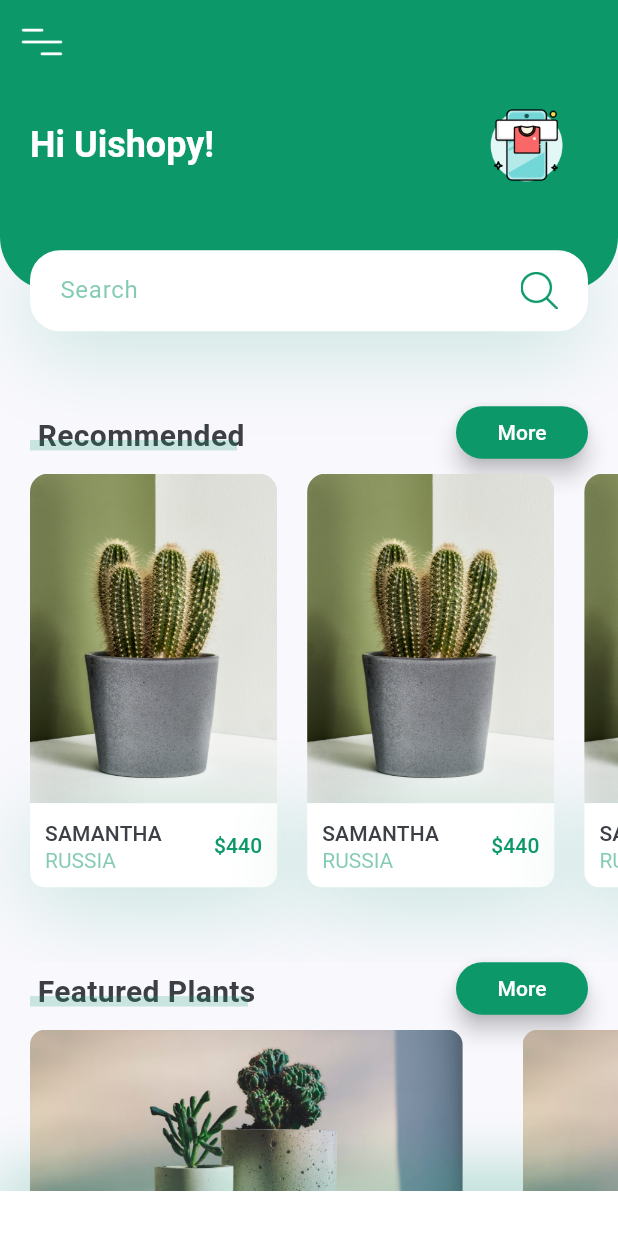
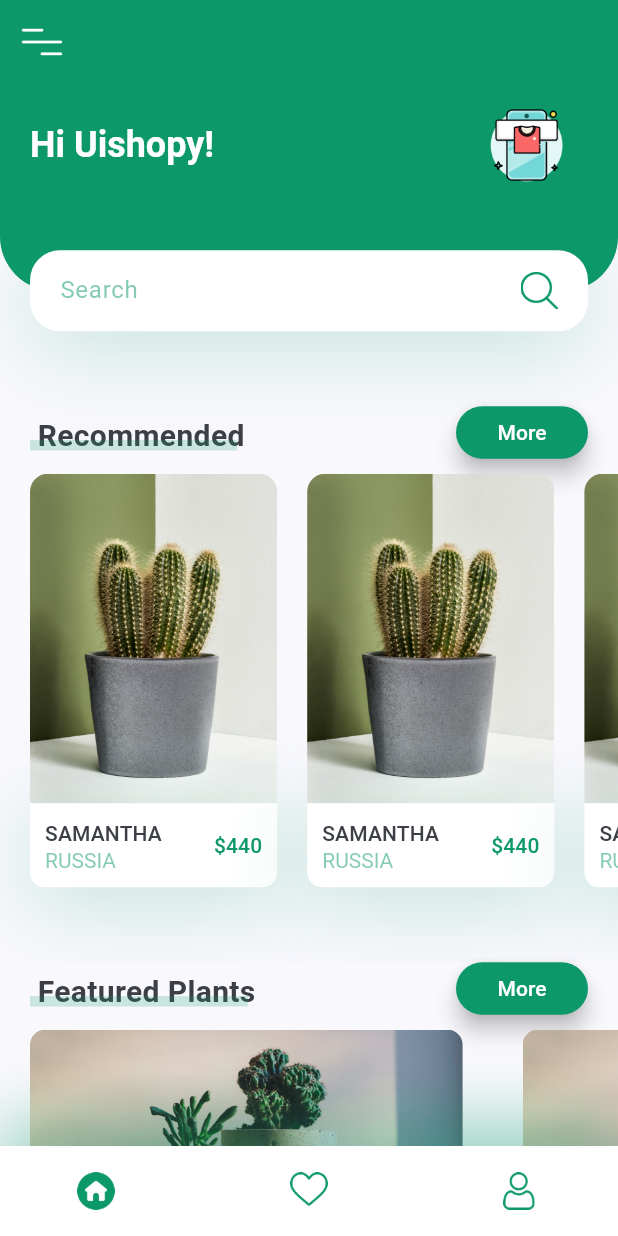
Before and after one commit to AbrarImamSatria/PlantApp, a Flutter app: the screen it shows after launch, on a phone screen of 412 x 824 dp. Run offline on Flutter 3.47's test engine with Material 3 defaults, Android fonts, the phone set to English and light mode, and no system bars; our stand-ins replace camera, geocoding, geolocator, google_maps_flutter, image_picker, permission_handler.

Commit message:
perbaikan bug bottomnavbar

```diff
--- a/lib/components/my_bottom_nav_bar.dart
+++ b/lib/components/my_bottom_nav_bar.dart
@@ -3,24 +3,23 @@ import 'package:plant_app/constant.dart';
 import 'package:plant_app/screens/user/user_screen.dart';
 
 class MyBottomNavBar extends StatelessWidget {
-  const MyBottomNavBar({super.key});
+  const MyBottomNavBar({
+    super.key,
+  });
 
   @override
   Widget build(BuildContext context) {
-    return SafeArea(
-      child: Container(
+    return Container(
       padding: EdgeInsets.only(
         left: kDefaultPadding * 2,
         right: kDefaultPadding * 2,
-          top: kDefaultPadding,
-          bottom: kDefaultPadding,
       ),
-        height: 30 + MediaQuery.of(context).padding.bottom,
+      height: 60,
       decoration: BoxDecoration(
         color: Colors.white,
         boxShadow: [
           BoxShadow(
-              offset: Offset(0, -10),
+            offset: Offset(0, -18),
             blurRadius: 35,
             color: kPrimaryColor.withOpacity(0.38),
           ),
@@ -31,25 +30,22 @@ class MyBottomNavBar extends StatelessWidget {
         children: <Widget>[
           IconButton(
             onPressed: () {},
-              icon: Image.asset('assets/icons/home.png', width: 30),
+            icon: Image.asset('assets/icons/home.png', width: 25),
           ),
           IconButton(
             onPressed: () {},
-              icon: Image.asset('assets/icons/heart.png', width: 30),
+            icon: Image.asset('assets/icons/heart.png', width: 25),
           ),
           IconButton(
-              onPressed: () {
-                Navigator.push(
+            onPressed: () {Navigator.push(
                 context,
                 MaterialPageRoute(
                   builder: (context) => const UserProfilePage(),
                 ),
-                );
-              },
-              icon: Image.asset('assets/icons/user.png', width: 30),
+              );},
+            icon: Image.asset('assets/icons/user.png', width: 25),
           ),
         ],
-        ),
       ),
     );
   }
--- a/lib/screens/home/home_screen.dart
+++ b/lib/screens/home/home_screen.dart
@@ -9,8 +9,8 @@ class HomeScreen extends StatelessWidget {
   Widget build(BuildContext context) {
     return Scaffold(
       appBar: buildAppBar(context),
-      body: SafeArea(child: Body()),
-      bottomNavigationBar: MyBottomNavBar(),
+      body: Body(),
+      bottomNavigationBar: SafeArea(child: MyBottomNavBar()),
     );
   }
 
```
Lines whose indentation alone changed are shown as unchanged.
